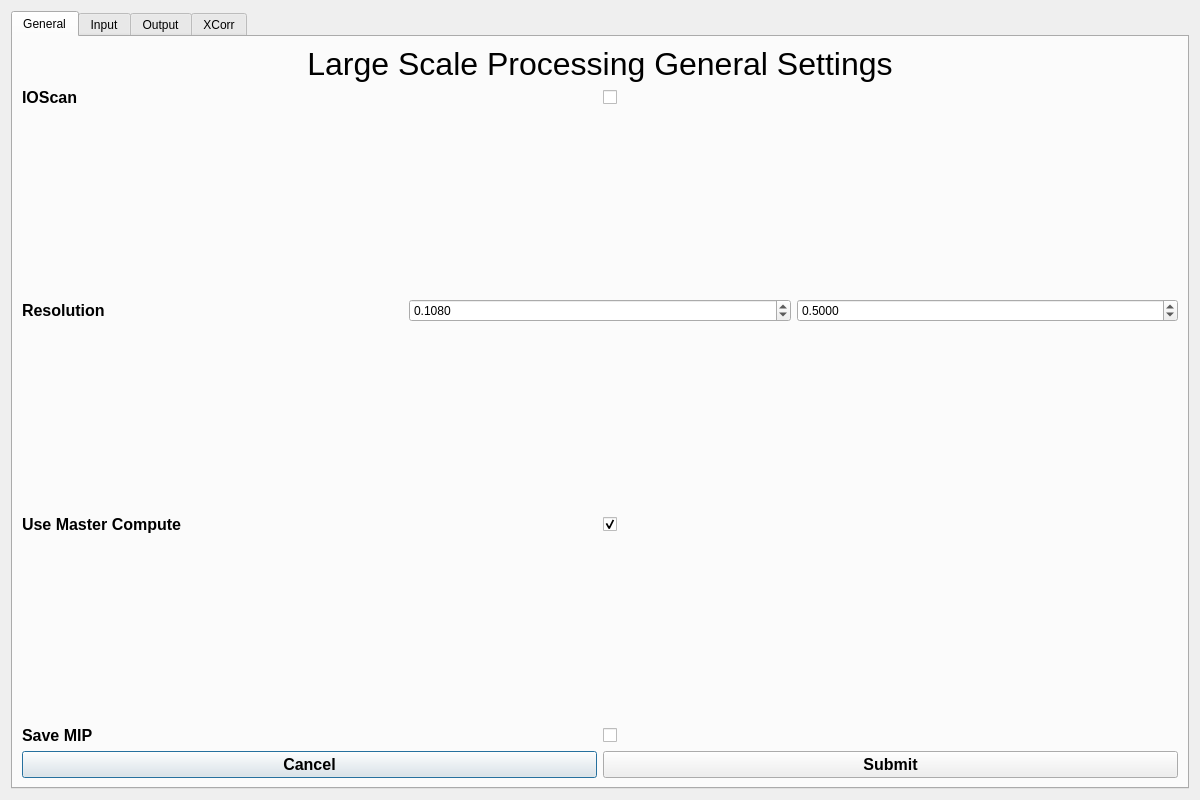
Qt form src/largescaleprocessingsettings.ui (abcucberkeley/PetaKit5D-GUI) before a commit.
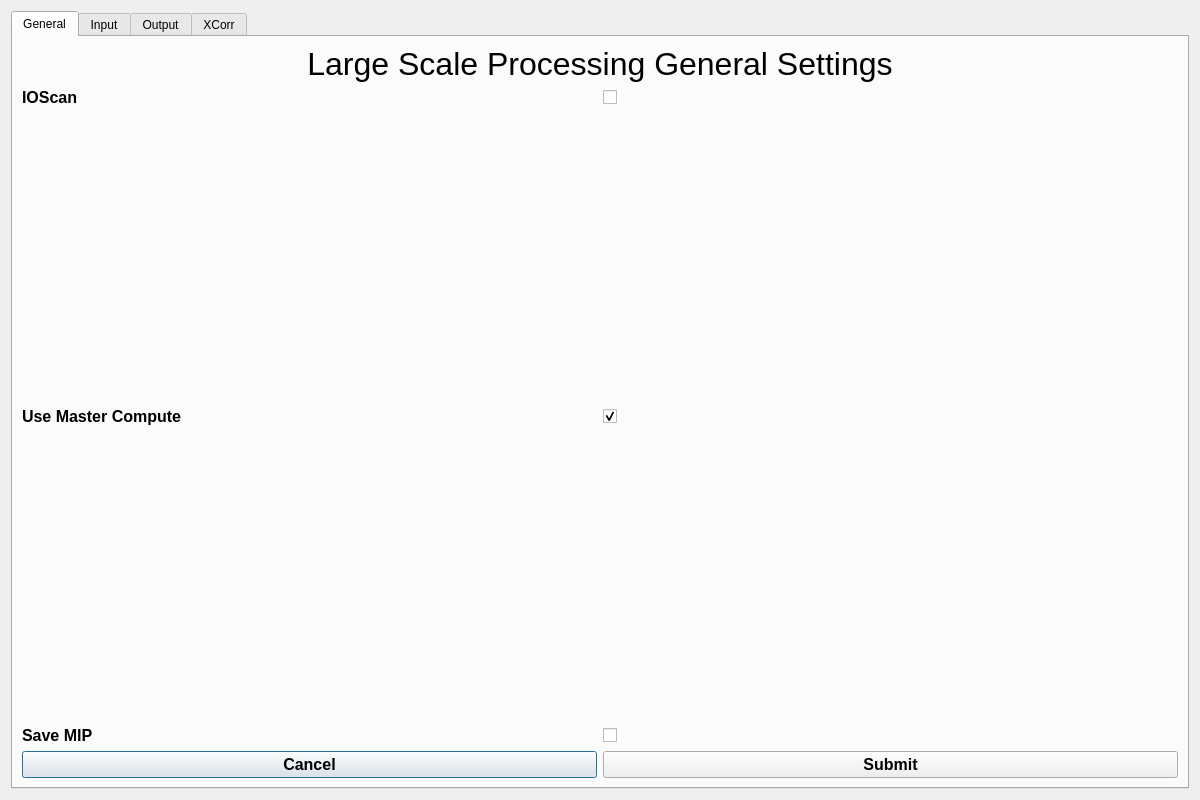
The same form after that commit.

The edit to the form file:
```diff
--- a/src/largescaleprocessingsettings.ui
+++ b/src/largescaleprocessingsettings.ui
@@ -99,75 +99,6 @@
            </property>
           </spacer>
          </item>
-         <item>
-          <layout class="QHBoxLayout" name="horizontalLayout_14">
-           <property name="leftMargin">
-            <number>0</number>
-           </property>
-           <item>
-            <layout class="QHBoxLayout" name="horizontalLayout_16">
-             <item>
-              <widget class="QLabel" name="resolutionLabel">
-               <property name="font">
-                <font>
-                 <pointsize>12</pointsize>
-                 <bold>true</bold>
-                </font>
-               </property>
-               <property name="text">
-                <string>Resolution</string>
-               </property>
-              </widget>
-             </item>
-             <item>
-              <widget class="QDoubleSpinBox" name="resolutionXYPixelSizeSpinBox">
-               <property name="enabled">
-                <bool>true</bool>
-               </property>
-               <property name="decimals">
-                <number>4</number>
-               </property>
-               <property name="maximum">
-                <double>2000000000.000000000000000</double>
-               </property>
-               <property name="value">
-                <double>0.108000000000000</double>
-               </property>
-              </widget>
-             </item>
-             <item>
-              <widget class="QDoubleSpinBox" name="resolutionDZSpinBox">
-               <property name="enabled">
-                <bool>true</bool>
-               </property>
-               <property name="decimals">
-                <number>4</number>
-               </property>
-               <property name="maximum">
-                <double>2000000000.000000000000000</double>
-               </property>
-               <property name="value">
-                <double>0.500000000000000</double>
-               </property>
-              </widget>
-             </item>
-            </layout>
-           </item>
-          </layout>
-         </item>
-         <item>
-          <spacer name="verticalSpacer_4">
-           <property name="orientation">
-            <enum>Qt::Vertical</enum>
-           </property>
-           <property name="sizeHint" stdset="0">
-            <size>
-             <width>20</width>
-             <height>40</height>
-            </size>
-           </property>
-          </spacer>
-         </item>
          <item>
           <layout class="QHBoxLayout" name="horizontalLayout_32">
            <item>
```
Left out of the diff: 41 changed lines with no effect on the pictures.
